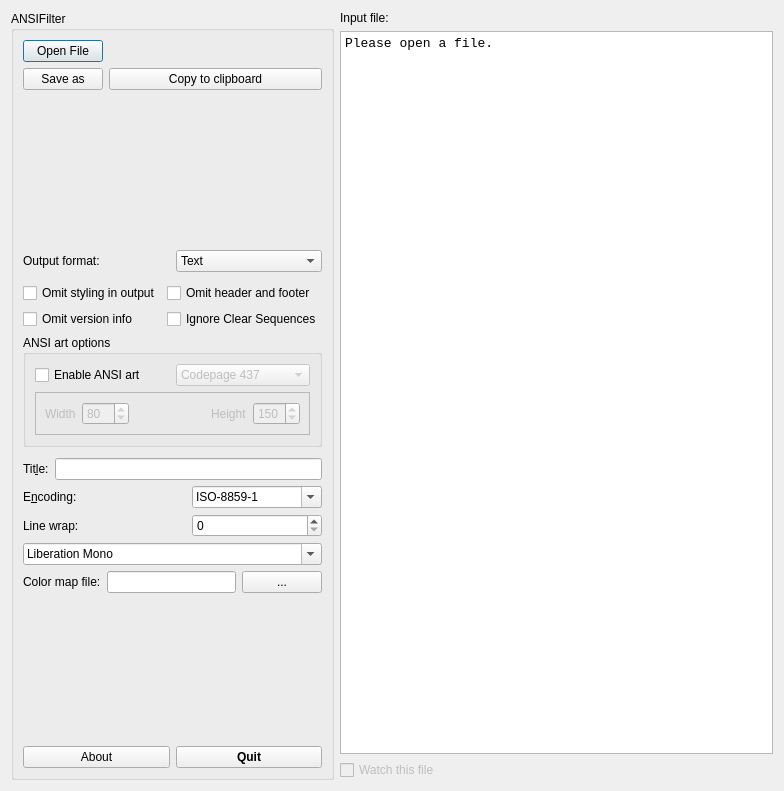
Old version of the form src/qt-gui/ansifilter.ui in the repository fish2000/ansifilter.
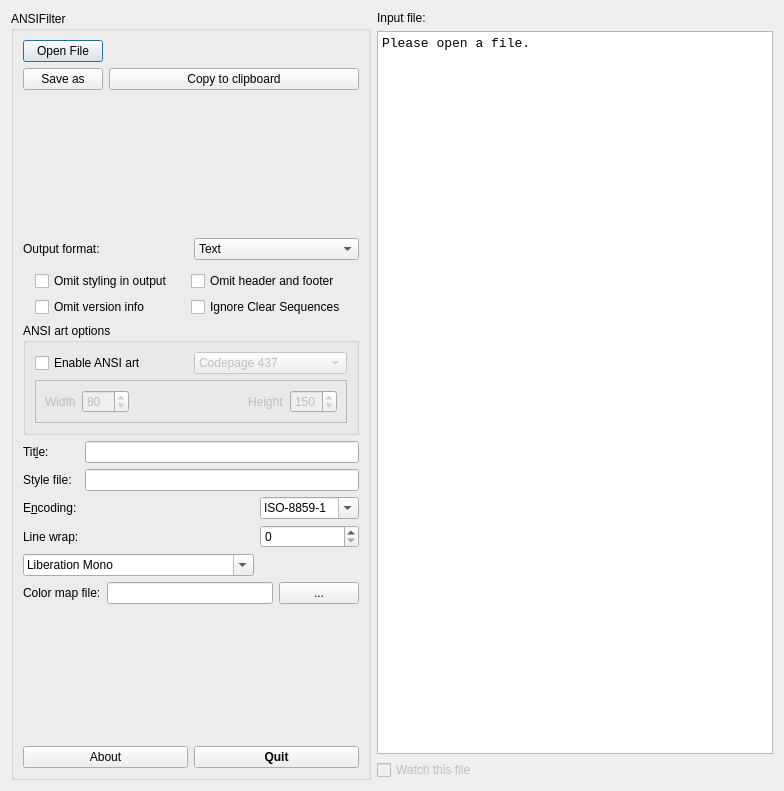
New version of the form. Icons and pictures are not drawn.

The edit to the form file:
```diff
--- a/src/qt-gui/ansifilter.ui
+++ b/src/qt-gui/ansifilter.ui
@@ -483,22 +483,6 @@
         </layout>
        </widget>
       </item>
-      <item>
-       <spacer name="verticalSpacer_5">
-        <property name="orientation">
-         <enum>Qt::Vertical</enum>
-        </property>
-        <property name="sizeType">
-         <enum>QSizePolicy::Minimum</enum>
-        </property>
-        <property name="sizeHint" stdset="0">
-         <size>
-          <width>20</width>
-          <height>5</height>
-         </size>
-        </property>
-       </spacer>
-      </item>
       <item>
        <layout class="QGridLayout" name="gridLayout_3">
         <item row="0" column="0">
@@ -530,7 +514,21 @@
           </property>
          </widget>
         </item>
-        <item row="1" column="0" colspan="2">
+        <item row="1" column="0">
+         <widget class="QLabel" name="lblStyleFile">
+          <property name="text">
+           <string>Style file:</string>
+          </property>
+         </widget>
+        </item>
+        <item row="1" column="1" colspan="2">
+         <widget class="QLineEdit" name="leStyleFile">
+          <property name="toolTip">
+           <string>Enter the name of a referenced stylesheet file here.</string>
+          </property>
+         </widget>
+        </item>
+        <item row="2" column="0">
          <widget class="QLabel" name="lblEncoding">
           <property name="sizePolicy">
            <sizepolicy hsizetype="Maximum" vsizetype="Preferred">
@@ -546,7 +544,7 @@
           </property>
          </widget>
         </item>
-        <item row="1" column="2">
+        <item row="2" column="2">
          <widget class="QComboBox" name="comboEncoding">
           <property name="sizePolicy">
            <sizepolicy hsizetype="Preferred" vsizetype="Fixed">
@@ -632,21 +630,21 @@
           </item>
          </widget>
         </item>
-        <item row="2" column="0" colspan="2">
+        <item row="3" column="0">
          <widget class="QLabel" name="label_3">
           <property name="text">
            <string>Line wrap:</string>
           </property>
          </widget>
         </item>
-        <item row="2" column="2">
+        <item row="3" column="2">
          <widget class="QSpinBox" name="spinBoxWrap">
           <property name="toolTip">
            <string>Wrap lines after given char count (0 disables wrapping).</string>
           </property>
          </widget>
         </item>
-        <item row="3" column="0" colspan="3">
+        <item row="4" column="0" colspan="2">
          <widget class="QFontComboBox" name="comboFont">
           <property name="toolTip">
            <string>Set the output font.</string>
```
Left out of the diff: 2 changed lines with no effect on the pictures.
